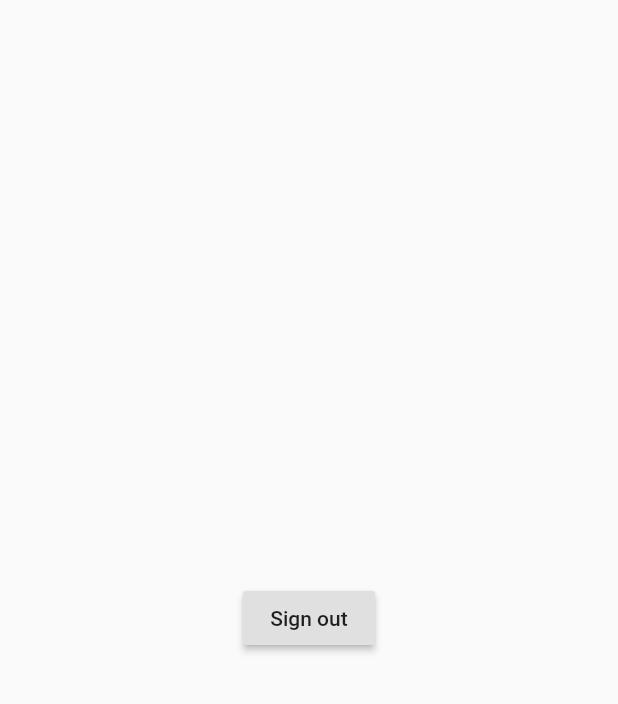
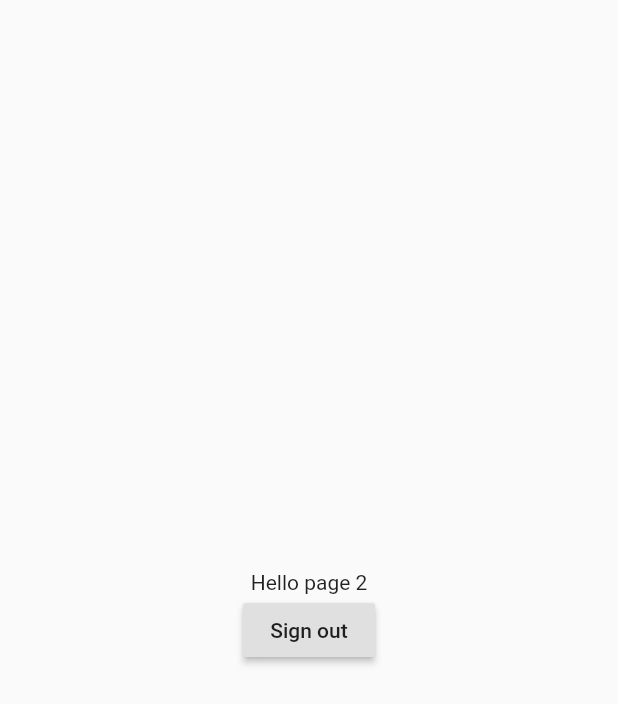
Before and after one commit to codeforcambodia/wallet, a Flutter app: the profile_screen screen opened directly, on a phone screen of 412 x 824 dp. Shown: the top 704 px of the screen. Run offline on Flutter 3.47's test engine with Material 2 defaults, Android fonts, the phone set to English and light mode, and no system bars; our stand-ins replace circular_profile_avatar, google_sign_in; missing offline and left inert: flutter_auth_buttons, flutter_facebook_login.

```diff
--- a/lib/src/screen/profile_screen.dart
+++ b/lib/src/screen/profile_screen.dart
@@ -12,11 +12,17 @@ class profile_state extends State<profile_screen>{
   Widget build(BuildContext context) {
     return Scaffold(
       body: Center(
-        child: new RaisedButton(
-          child: Text('Sign out'),
-          onPressed: () {
-            Navigator.of(context).pop();
-          },
+        child: new Column(
+          mainAxisAlignment: MainAxisAlignment.center,
+          children: <Widget>[
+            new Text('Hello page 2'),
+            new RaisedButton(
+              child: Text('Sign out'),
+              onPressed: () {
+                Navigator.of(context).pop();
+              }
+            )
+          ],
         ),
       ),
     );
--- a/pubspec.yaml
+++ b/pubspec.yaml
@@ -57,6 +57,7 @@ flutter:
     - assets/blur.jpg
     - assets/images.jpeg
     - assets/field_image.jpg
+    - assets/avatar.png
 
   # An image asset can refer to one or more resolution-specific "variants", see
   # https://flutter.io/assets-and-images/#resolution-aware.
```
Also changed, not shown: lib/src/screen/home_screen.dart (+26 -8 lines), lib/src/screen/login_screen.dart (+2 -6 lines), assets/avatar.png (added), 2 other files.
